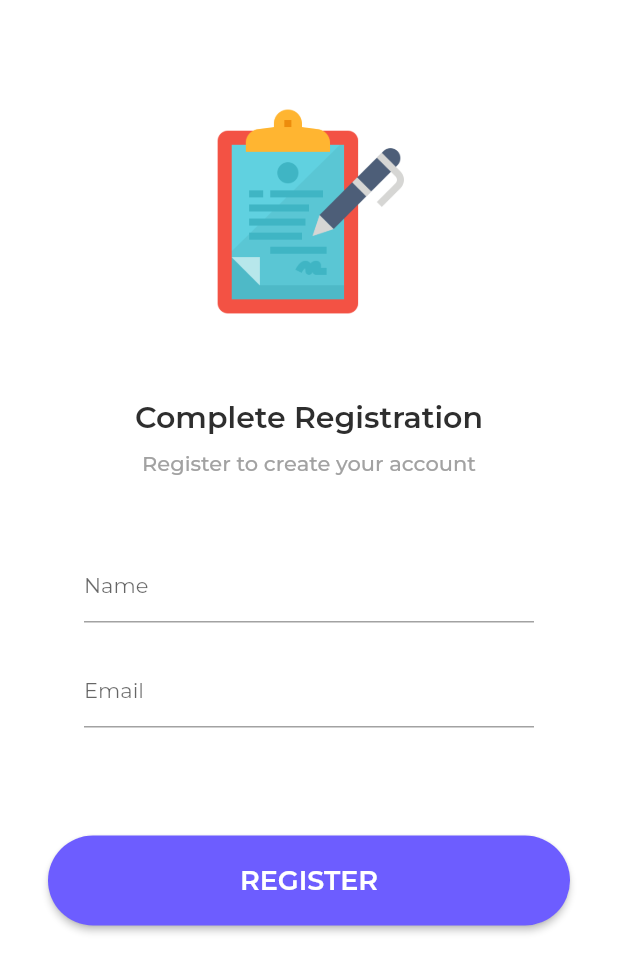
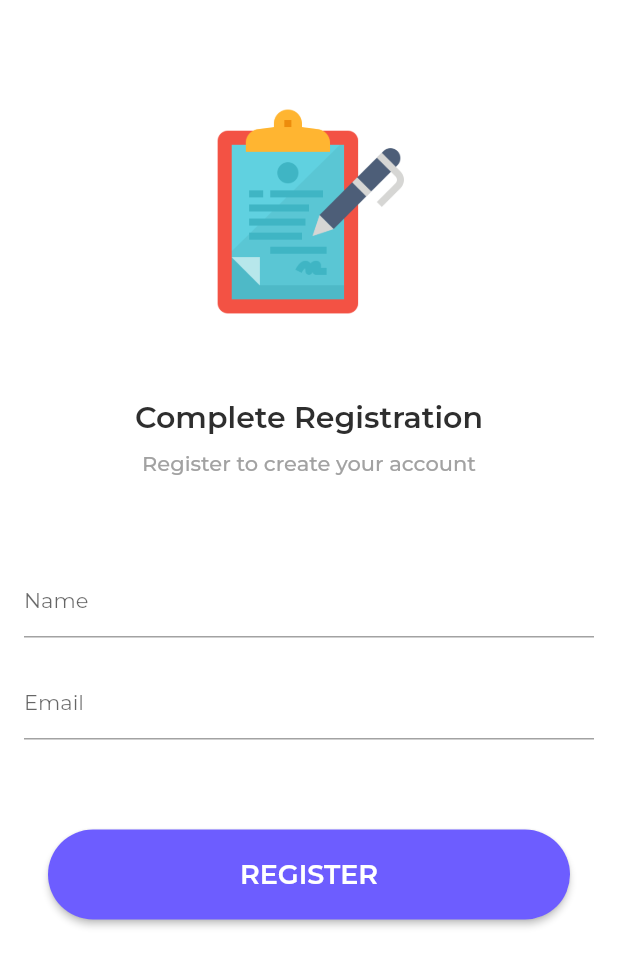
Before and after one commit to abhishekpanja554/betting_app_1, a Flutter app: the RegistrationPage screen opened by its route, on a phone screen of 412 x 824 dp. Shown: the top 972 px of the screen. Run offline on Flutter 3.47's test engine with Material 2 defaults, Android fonts, the phone set to English and light mode, and no system bars; our stand-ins replace cloud_firestore, email_validator, firebase_auth, firebase_core, flutter_easyloading, flutter_feather_icons and 6 more; missing offline and left inert: tab_container; accounts and stored records are empty.

```diff
--- a/lib/screens/auth/registration.dart
+++ b/lib/screens/auth/registration.dart
@@ -3,6 +3,7 @@ import 'package:betting_app_1/app/app_data.dart';
 import 'package:betting_app_1/constants/colors.dart';
 import 'package:betting_app_1/screens/home/screen.dart';
 import 'package:betting_app_1/widgets/primary_button.dart';
+import 'package:betting_app_1/widgets/textfield_form.dart';
 import 'package:cloud_firestore/cloud_firestore.dart';
 import 'package:email_validator/email_validator.dart';
 import 'package:firebase_auth/firebase_auth.dart';
@@ -23,53 +24,6 @@ class _RegistrationPageState extends State<RegistrationPage> {
   TextEditingController nameController = TextEditingController();
   TextEditingController emailController = TextEditingController();
   final _formKey = GlobalKey<FormState>();
-  Widget textField({
-    required String title,
-    TextEditingController? controller,
-    TextInputType? keyboardType,
-    bool isPassword = false,
-    String? Function(String?)? validator,
-  }) {
-    return SizedBox(
-      height: 70,
-      width: 300,
-      child: TextFormField(
-        validator: validator,
-        controller: controller,
-        keyboardType: keyboardType,
-        cursorColor: textGrey,
-        style: GoogleFonts.montserrat(
-          fontWeight: FontWeight.w600,
-          fontSize: 18,
-          color: btBlack,
-        ),
-        obscureText: isPassword,
-        decoration: InputDecoration(
-          labelText: title,
-          labelStyle: GoogleFonts.montserrat(
-            fontWeight: FontWeight.w400,
-            fontSize: 14,
-          ),
-          floatingLabelStyle: TextStyle(
-            color: buttonPrimary,
-          ),
-          contentPadding: EdgeInsets.zero,
-          enabledBorder: UnderlineInputBorder(
-            borderSide: BorderSide(
-              color: textGrey,
-              width: 1,
-            ),
-          ),
-          focusedBorder: UnderlineInputBorder(
-            borderSide: BorderSide(
-              color: buttonPrimary,
-              width: 2,
-            ),
-          ),
-        ),
-      ),
-    );
-  }
 
   Future<void> addUser() async {
     FirebaseAuth auth = FirebaseAuth.instance;
@@ -160,7 +114,7 @@ class _RegistrationPageState extends State<RegistrationPage> {
                     SizedBox(
                       height: 50,
                     ),
-                    textField(
+                    UnderlineTextfield(
                       title: "Name",
                       controller: nameController,
                       keyboardType: TextInputType.name,
@@ -171,7 +125,7 @@ class _RegistrationPageState extends State<RegistrationPage> {
                         return null;
                       },
                     ),
-                    textField(
+                    UnderlineTextfield(
                       title: "Email",
                       controller: emailController,
                       keyboardType: TextInputType.emailAddress,
--- a/lib/widgets/textfield_form.dart
+++ b/lib/widgets/textfield_form.dart
@@ -8,17 +8,23 @@ class UnderlineTextfield extends StatelessWidget {
   final TextInputType? keyboardType;
   final bool isPassword;
   final String? Function(String?)? validator;
+  final Function(String?)? onSaved;
   const UnderlineTextfield(
       {required this.title,
       this.controller,
       this.keyboardType,
       this.isPassword = false,
       this.validator,
+      this.onSaved,
       super.key});
 
   @override
   Widget build(BuildContext context) {
-    return TextFormField(
+    return Padding(
+      padding: const EdgeInsets.symmetric(vertical: 10),
+      child: TextFormField(
+        validator: validator,
+        onSaved: onSaved,
         controller: controller,
         keyboardType: keyboardType,
         cursorColor: textGrey,
@@ -51,6 +57,7 @@ class UnderlineTextfield extends StatelessWidget {
             ),
           ),
         ),
+      ),
     );
   }
 }
```
Also changed, not shown: lib/screens/home/page_views/profile/components/edit_details_bottomsheet.dart (+99 -121 lines), lib/screens/home/page_views/profile/controller.dart (+22 -2 lines), lib/screens/home/page_views/profile/profile.dart (+13 -2 lines). Lines whose indentation alone changed are shown as unchanged.
